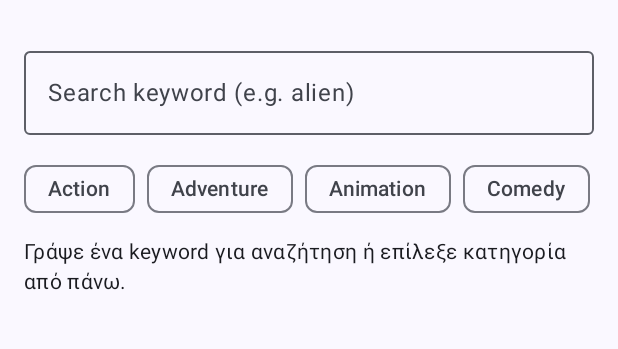
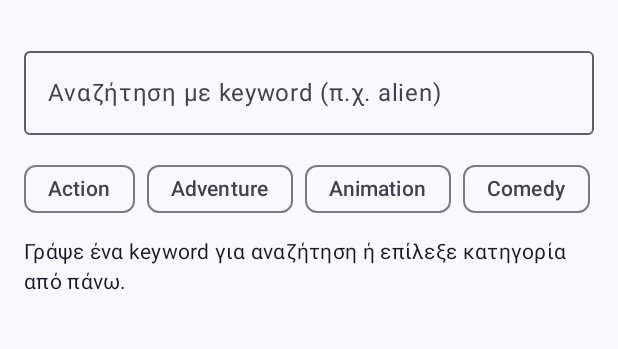
Before and after one commit to Georgechrp/MovieSearch, an Android app built with Jetpack Compose: the screen it shows after launch (MainActivity), on a phone screen of 412 x 824 dp, the part 69-418 px from its top. Run offline under Robolectric (Android 15) with nearby library versions, the phone set to English and light mode, and no system bars; our stand-ins replace Dagger/Hilt's generated code; pictures from the network do not load.

Commit message:
strings.xml (en), correct warnings, readme
Warnings: Compatibility Java version

```diff
--- a/app/build.gradle.kts
+++ b/app/build.gradle.kts
@@ -30,11 +30,11 @@ android {
         }
     }
     compileOptions {
-        sourceCompatibility = JavaVersion.VERSION_1_8
-        targetCompatibility = JavaVersion.VERSION_1_8
+        sourceCompatibility = JavaVersion.VERSION_11
+        targetCompatibility = JavaVersion.VERSION_11
     }
     kotlinOptions {
-        jvmTarget = "1.8"
+        jvmTarget = "11"
     }
     buildFeatures {
         compose = true
--- a/app/src/main/java/com/christopoulos/moviesearch/presentation/ui/movies_list/MoviesListScreen.kt
+++ b/app/src/main/java/com/christopoulos/moviesearch/presentation/ui/movies_list/MoviesListScreen.kt
@@ -11,6 +11,7 @@ import androidx.compose.ui.Alignment
 import androidx.compose.ui.Modifier
 import androidx.compose.ui.platform.LocalContext
 import androidx.compose.ui.res.painterResource
+import androidx.compose.ui.res.stringResource
 import androidx.compose.ui.text.input.TextFieldValue
 import androidx.compose.ui.unit.dp
 import coil.compose.AsyncImage
@@ -28,7 +29,7 @@ fun MoviesListScreen(
     val ui by viewModel.state
 
     Scaffold(
-        topBar = { SmallTopAppBar(title = { Text("Movie Search") }) }
+        topBar = { TopAppBar(title = { Text("Movie Search") }) }
     ) { inner ->
         Column(
             Modifier
@@ -43,7 +44,7 @@ fun MoviesListScreen(
                     text = it
                     viewModel.onQueryChange(it.text)
                 },
-                placeholder = { Text("Search keyword (e.g. alien)") },
+                placeholder = { Text(text = stringResource(R.string.search_hint)) },
                 modifier = Modifier.fillMaxWidth()
             )
 
@@ -60,11 +61,11 @@ fun MoviesListScreen(
             if (ui.error != null && ui.items.isEmpty()) {
                 Text("Σφάλμα: ${ui.error}", color = MaterialTheme.colorScheme.error)
                 Spacer(Modifier.height(8.dp))
-                Button(onClick = { viewModel.retry() }) { Text("Δοκίμασε ξανά") }
+                Button(onClick = { viewModel.retry() }) { Text(text = stringResource(R.string.retry)) }
             } else if (ui.items.isEmpty() && ui.query.isBlank() && viewModel.getSelectedGenreId() == null) {
                 // Empty state οδηγία
                 Text(
-                    "Γράψε ένα keyword για αναζήτηση ή επίλεξε κατηγορία από πάνω.",
+                    text = stringResource(R.string.search_empty_state),
                     style = MaterialTheme.typography.bodyMedium
                 )
             } else {
@@ -129,7 +130,7 @@ private fun MoviesList(
                 onEndReached()
             }
             MovieRow(movie = movie, onClick = { onMovieClick(movie.id) })
-            Divider()
+            HorizontalDivider()
         }
 
         if (isLoading) {
--- a/app/src/main/res/values/strings.xml
+++ b/app/src/main/res/values/strings.xml
@@ -1,3 +1,15 @@
 <resources>
-    <string name="app_name">Movie List</string>
+    <string name="app_name" translatable="false">Movie List</string>
+    <string name="error">Σφάλμα</string>
+    <string name="retry">Δοκίμασε ξανά</string>
+    <string name="details_load_failed">Αποτυχία φόρτωσης λεπτομερειών</string>
+    <string name="search_hint">Αναζήτηση με keyword (π.χ. alien)</string>
+    <string name="search_empty_state">Γράψε ένα keyword για αναζήτηση ή επίλεξε κατηγορία από πάνω.</string>
+    <string name="rating">Βαθμολογία</string>
+    <string name="something_went_wrong">Κάτι πήγε στραβά</string>
+    <string name="network_error">Δεν υπάρχει σύνδεση ή υπήρξε πρόβλημα δικτύου. Έλεγξε τη σύνδεσή σου.</string>
+    <string name="auth_error">Σφάλμα αυθεντικοποίησης στο TMDB.</string>
+    <string name="not_found_error">Η υπηρεσία δεν επέστρεψε αποτελέσματα.</string>
+    <string name="server_error">Σφάλμα διακομιστή (%1$d). Δοκίμασε αργότερα.</string>
+    <string name="unexpected_error">Κάτι πήγε στραβά. Δοκίμασε ξανά.</string>
 </resources>
```
Also changed, not shown: app/src/main/java/com/christopoulos/moviesearch/domain/model/MovieGenre.kt (+0 -14 lines), app/src/main/java/com/christopoulos/moviesearch/presentation/ui/movie_details/MovieDetailsScreen.kt (+5 -4 lines), app/src/main/java/com/christopoulos/moviesearch/presentation/ui/movies_list/SearchMoviesViewModel.kt (+17 -10 lines), 2 other files.
